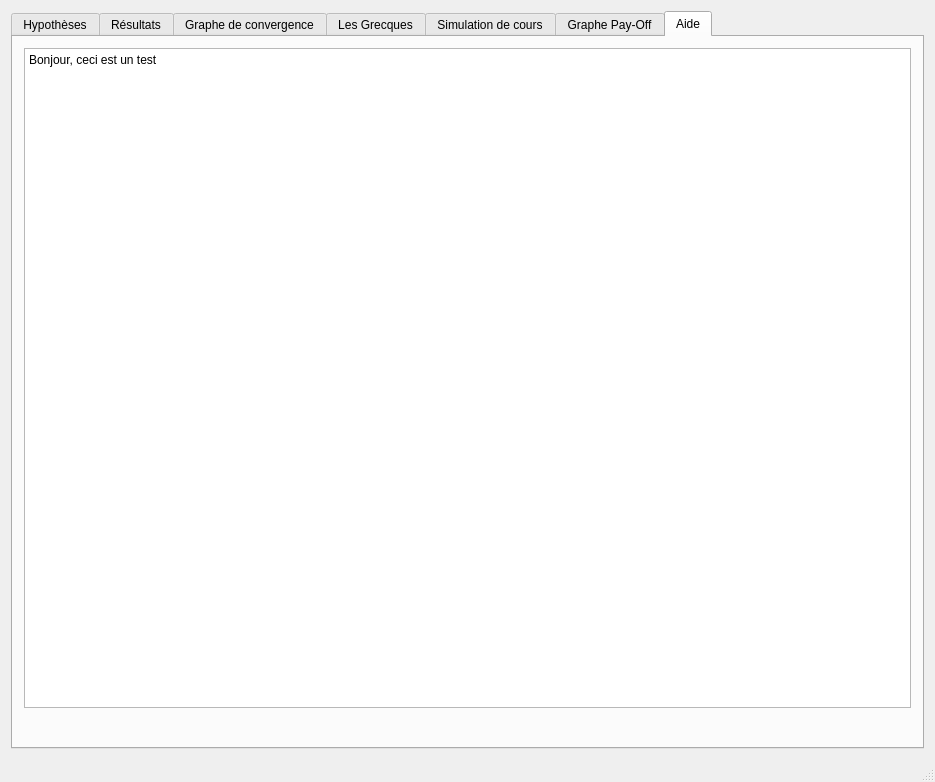
Old version of the form PRICER/mainwindow.ui in the repository BRINL/PRICE.
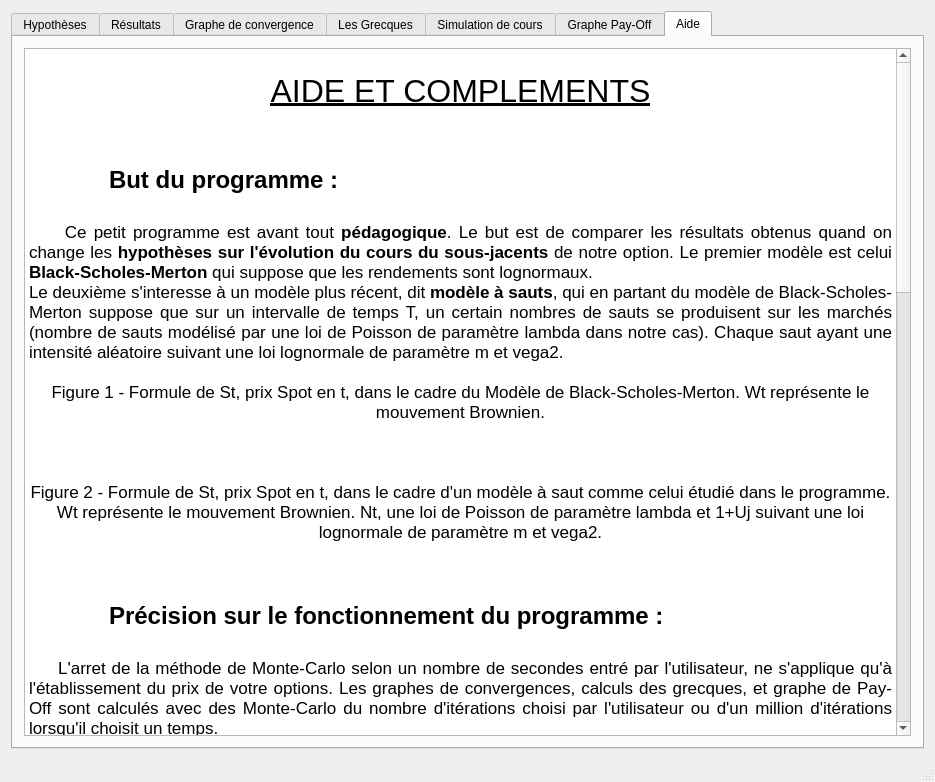
New version of the form. The open tabs and pages were chosen to show the change. Icons and pictures are not drawn. Custom widgets are drawn as their Qt base class.

Commit message: Avec aide

Patch:
```diff
--- a/PRICER/mainwindow.ui
+++ b/PRICER/mainwindow.ui
@@ -1800,30 +1800,85 @@
        </attribute>
        <layout class="QVBoxLayout" name="verticalLayout_20">
         <item>
-         <widget class="QPlainTextEdit" name="plainTextEdit">
-          <property name="tabChangesFocus">
-           <bool>true</bool>
-          </property>
+         <widget class="QTextEdit" name="textEdit">
           <property name="readOnly">
            <bool>true</bool>
           </property>
-          <property name="plainText">
-           <string>Bonjour, ceci est un test</string>
-          </property>
-          <property name="overwriteMode">
-           <bool>false</bool>
+          <property name="html">
+           <string>&lt;!DOCTYPE HTML PUBLIC &quot;-//W3C//DTD HTML 4.0//EN&quot; &quot;http://www.w3.org/TR/REC-html40/strict.dtd&quot;&gt;
+&lt;html&gt;&lt;head&gt;&lt;meta name=&quot;qrichtext&quot; content=&quot;1&quot; /&gt;&lt;style type=&quot;text/css&quot;&gt;
+p, li { white-space: pre-wrap; }
+&lt;/style&gt;&lt;/head&gt;&lt;body style=&quot; font-family:'Tahoma'; font-size:13pt; font-weight:400; font-style:normal;&quot;&gt;
+&lt;p align=&quot;center&quot; style=&quot;-qt-paragraph-type:empty; margin-top:0px; margin-bottom:0px; margin-left:0px; margin-right:0px; -qt-block-indent:0; text-indent:0px;&quot;&gt;&lt;br /&gt;&lt;/p&gt;
+&lt;p align=&quot;center&quot; style=&quot; margin-top:0px; margin-bottom:0px; margin-left:0px; margin-right:0px; -qt-block-indent:0; text-indent:0px;&quot;&gt;&lt;span style=&quot; font-size:24pt; text-decoration: underline;&quot;&gt;AIDE ET COMPLEMENTS&lt;/span&gt;&lt;/p&gt;
+&lt;p style=&quot;-qt-paragraph-type:empty; margin-top:0px; margin-bottom:0px; margin-left:0px; margin-right:0px; -qt-block-indent:0; text-indent:0px; font-size:18pt; font-weight:600;&quot;&gt;&lt;br /&gt;&lt;/p&gt;
+&lt;p style=&quot;-qt-paragraph-type:empty; margin-top:0px; margin-bottom:0px; margin-left:0px; margin-right:0px; -qt-block-indent:0; text-indent:0px; font-size:18pt; font-weight:600;&quot;&gt;&lt;br /&gt;&lt;/p&gt;
+&lt;p style=&quot; margin-top:0px; margin-bottom:0px; margin-left:0px; margin-right:0px; -qt-block-indent:0; text-indent:0px;&quot;&gt;&lt;span style=&quot; font-size:18pt; font-weight:600;&quot;&gt;	But du programme :&lt;/span&gt;&lt;/p&gt;
+&lt;p style=&quot;-qt-paragraph-type:empty; margin-top:0px; margin-bottom:0px; margin-left:0px; margin-right:0px; -qt-block-indent:0; text-indent:0px; font-size:18pt; font-weight:600;&quot;&gt;&lt;br /&gt;&lt;/p&gt;
+&lt;p align=&quot;justify&quot; style=&quot; margin-top:0px; margin-bottom:0px; margin-left:0px; margin-right:0px; -qt-block-indent:0; text-indent:0px;&quot;&gt;     Ce petit programme est avant tout &lt;span style=&quot; font-weight:600;&quot;&gt;pédagogique&lt;/span&gt;. Le but est de comparer les résultats obtenus quand on change les &lt;span style=&quot; font-weight:600;&quot;&gt;hypothèses sur l'évolution du cours du sous-jacents&lt;/span&gt; de notre option. Le premier modèle est celui &lt;span style=&quot; font-weight:600;&quot;&gt;Black-Scholes-Merton&lt;/span&gt; qui suppose que les rendements sont lognormaux.&lt;/p&gt;
+&lt;p align=&quot;justify&quot; style=&quot; margin-top:0px; margin-bottom:0px; margin-left:0px; margin-right:0px; -qt-block-indent:0; text-indent:0px;&quot;&gt;Le deuxième s'interesse à un modèle plus récent, dit &lt;span style=&quot; font-weight:600;&quot;&gt;modèle à sauts&lt;/span&gt;, qui en partant du modèle de Black-Scholes-Merton suppose que sur un intervalle de temps T, un certain nombres de sauts se produisent sur les marchés (nombre de sauts modélisé par une loi de Poisson de paramètre lambda dans notre cas). Chaque saut ayant une intensité aléatoire suivant une loi lognormale de paramètre m et vega2. &lt;/p&gt;
+&lt;p style=&quot;-qt-paragraph-type:empty; margin-top:0px; margin-bottom:0px; margin-left:0px; margin-right:0px; -qt-block-indent:0; text-indent:0px;&quot;&gt;&lt;br /&gt;&lt;/p&gt;
+&lt;p align=&quot;center&quot; style=&quot; margin-top:0px; margin-bottom:0px; margin-left:0px; margin-right:0px; -qt-block-indent:0; text-indent:0px;&quot;&gt;&lt;img src=&quot;:/Brownien.png&quot; /&gt;&lt;/p&gt;
+&lt;p align=&quot;center&quot; style=&quot; margin-top:0px; margin-bottom:0px; margin-left:0px; margin-right:0px; -qt-block-indent:0; text-indent:0px;&quot;&gt;Figure 1 - Formule de St, prix Spot en t, dans le cadre du Modèle de Black-Scholes-Merton. Wt représente le mouvement Brownien.&lt;/p&gt;
+&lt;p style=&quot;-qt-paragraph-type:empty; margin-top:0px; margin-bottom:0px; margin-left:0px; margin-right:0px; -qt-block-indent:0; text-indent:0px;&quot;&gt;&lt;br /&gt;&lt;/p&gt;
+&lt;p align=&quot;center&quot; style=&quot; margin-top:0px; margin-bottom:0px; margin-left:0px; margin-right:0px; -qt-block-indent:0; text-indent:0px;&quot;&gt;&lt;img src=&quot;:/Levy.png&quot; /&gt;&lt;/p&gt;
+&lt;p align=&quot;center&quot; style=&quot;-qt-paragraph-type:empty; margin-top:0px; margin-bottom:0px; margin-left:0px; margin-right:0px; -qt-block-indent:0; text-indent:0px;&quot;&gt;&lt;br /&gt;&lt;/p&gt;
+&lt;p align=&quot;center&quot; style=&quot; margin-top:0px; margin-bottom:0px; margin-left:0px; margin-right:0px; -qt-block-indent:0; text-indent:0px;&quot;&gt;Figure 2 - Formule de St, prix Spot en t, dans le cadre d'un modèle à saut comme celui étudié dans le programme. Wt représente le mouvement Brownien. Nt, une loi de Poisson de paramètre lambda et 1+Uj suivant une loi lognormale de paramètre m et vega2.&lt;/p&gt;
+&lt;p style=&quot;-qt-paragraph-type:empty; margin-top:0px; margin-bottom:0px; margin-left:0px; margin-right:0px; -qt-block-indent:0; text-indent:0px;&quot;&gt;&lt;br /&gt;&lt;/p&gt;
+&lt;p style=&quot;-qt-paragraph-type:empty; margin-top:0px; margin-bottom:0px; margin-left:0px; margin-right:0px; -qt-block-indent:0; text-indent:0px;&quot;&gt;&lt;br /&gt;&lt;/p&gt;
+&lt;p style=&quot;-qt-paragraph-type:empty; margin-top:0px; margin-bottom:0px; margin-left:0px; margin-right:0px; -qt-block-indent:0; text-indent:0px;&quot;&gt;&lt;br /&gt;&lt;/p&gt;
+&lt;p style=&quot; margin-top:0px; margin-bottom:0px; margin-left:0px; margin-right:0px; -qt-block-indent:0; text-indent:0px;&quot;&gt;&lt;span style=&quot; font-size:18pt; font-weight:600;&quot;&gt;	Précision sur le fonctionnement du programme :&lt;/span&gt;&lt;/p&gt;
+&lt;p style=&quot;-qt-paragraph-type:empty; margin-top:0px; margin-bottom:0px; margin-left:0px; margin-right:0px; -qt-block-indent:0; text-indent:0px; font-size:18pt; font-weight:600;&quot;&gt;&lt;br /&gt;&lt;/p&gt;
+&lt;p align=&quot;justify&quot; style=&quot; margin-top:0px; margin-bottom:0px; margin-left:0px; margin-right:0px; -qt-block-indent:0; text-indent:0px;&quot;&gt;     L'arret de la méthode de Monte-Carlo selon un nombre de secondes entré par l'utilisateur, ne s'applique qu'à l'établissement du prix de votre options. Les graphes de convergences, calculs des grecques, et graphe de Pay-Off sont calculés avec des Monte-Carlo du nombre d'itérations choisi par l'utilisateur ou d'un million d'itérations lorsqu'il choisit un temps. &lt;/p&gt;
+&lt;p align=&quot;justify&quot; style=&quot; margin-top:0px; margin-bottom:0px; margin-left:0px; margin-right:0px; -qt-block-indent:0; text-indent:0px;&quot;&gt;     &lt;span style=&quot; font-weight:600;&quot;&gt;Aucun des résultats ne provient de formules fermées&lt;/span&gt;, ces dernières existent pour le premier modèle mais pas pour le second. Le recours aux méthodes de Monte-Carlo permet d'estimer tous les indicateurs classiques &lt;span style=&quot; font-weight:600;&quot;&gt;quelque soit le modèle utilisé&lt;/span&gt; (dans notre cas, tous les indicateurs dans le cas du modèle à sauts ne possède pas une formule fermée) et ainsi de pousser la comparaison au maximum.&lt;/p&gt;
+&lt;p style=&quot;-qt-paragraph-type:empty; margin-top:0px; margin-bottom:0px; margin-left:0px; margin-right:0px; -qt-block-indent:0; text-indent:0px;&quot;&gt;&lt;br /&gt;&lt;/p&gt;
+&lt;p style=&quot; margin-top:0px; margin-bottom:0px; margin-left:0px; margin-right:0px; -qt-block-indent:0; text-indent:0px;&quot;&gt;&lt;span style=&quot; font-size:18pt; font-weight:600;&quot;&gt;	Les hypothèses :&lt;/span&gt;&lt;/p&gt;
+&lt;p style=&quot;-qt-paragraph-type:empty; margin-top:0px; margin-bottom:0px; margin-left:0px; margin-right:0px; -qt-block-indent:0; text-indent:0px; font-size:18pt; font-weight:600;&quot;&gt;&lt;br /&gt;&lt;/p&gt;
+&lt;p style=&quot; margin-top:0px; margin-bottom:0px; margin-left:0px; margin-right:0px; -qt-block-indent:0; text-indent:0px;&quot;&gt;     &lt;span style=&quot; font-size:14pt; font-weight:600;&quot;&gt;Chiffrées : &lt;/span&gt;&lt;/p&gt;
+&lt;p style=&quot; margin-top:0px; margin-bottom:0px; margin-left:0px; margin-right:0px; -qt-block-indent:0; text-indent:0px;&quot;&gt;          - &lt;span style=&quot; text-decoration: underline;&quot;&gt;Spot price :&lt;/span&gt; le prix actuel du sous-jacents,&lt;/p&gt;
+&lt;p style=&quot; margin-top:0px; margin-bottom:0px; margin-left:0px; margin-right:0px; -qt-block-indent:0; text-indent:0px;&quot;&gt;          - &lt;span style=&quot; text-decoration: underline;&quot;&gt;Strike price :&lt;/span&gt; le prix d'exercice, &lt;/p&gt;
+&lt;p style=&quot; margin-top:0px; margin-bottom:0px; margin-left:0px; margin-right:0px; -qt-block-indent:0; text-indent:0px;&quot;&gt;          - &lt;span style=&quot; text-decoration: underline;&quot;&gt;La maturité (Expiry) :&lt;/span&gt; elle est a entré en année,&lt;/p&gt;
+&lt;p style=&quot; margin-top:0px; margin-bottom:0px; margin-left:0px; margin-right:0px; -qt-block-indent:0; text-indent:0px;&quot;&gt;          - &lt;span style=&quot; text-decoration: underline;&quot;&gt;La volatilité :&lt;/span&gt; en % annualisé, propre au sous-jacent, &lt;/p&gt;
+&lt;p style=&quot; margin-top:0px; margin-bottom:0px; margin-left:0px; margin-right:0px; -qt-block-indent:0; text-indent:0px;&quot;&gt;          - &lt;span style=&quot; text-decoration: underline;&quot;&gt;Lambda :&lt;/span&gt; le paramètre de la loi de Poisson qui simule le nombre de saut sur une période T=1, soit une année. On précise qu'une loi de Poisson ayant pour espérance son paramètre lambda, lambda correspond au nombre de sauts / krachs moyen que l'on pense observé sur une année.&lt;/p&gt;
+&lt;p style=&quot; margin-top:0px; margin-bottom:0px; margin-left:0px; margin-right:0px; -qt-block-indent:0; text-indent:0px;&quot;&gt;          - &lt;span style=&quot; text-decoration: underline;&quot;&gt;m :&lt;/span&gt; valeur moyenne du saut le jour d'un krach (en %),&lt;/p&gt;
+&lt;p style=&quot; margin-top:0px; margin-bottom:0px; margin-left:0px; margin-right:0px; -qt-block-indent:0; text-indent:0px;&quot;&gt;          - &lt;span style=&quot; text-decoration: underline;&quot;&gt;vega2 :&lt;/span&gt; variance de la valeur du saut en % le jour d'un krach.&lt;/p&gt;
+&lt;p style=&quot;-qt-paragraph-type:empty; margin-top:0px; margin-bottom:0px; margin-left:0px; margin-right:0px; -qt-block-indent:0; text-indent:0px;&quot;&gt;&lt;br /&gt;&lt;/p&gt;
+&lt;p style=&quot; margin-top:0px; margin-bottom:0px; margin-left:0px; margin-right:0px; -qt-block-indent:0; text-indent:0px;&quot;&gt;     &lt;span style=&quot; font-size:14pt; font-weight:600; text-decoration: underline;&quot;&gt;Autres : &lt;/span&gt;&lt;/p&gt;
+&lt;p style=&quot; margin-top:0px; margin-bottom:0px; margin-left:0px; margin-right:0px; -qt-block-indent:0; text-indent:0px;&quot;&gt;     - &lt;span style=&quot; text-decoration: underline;&quot;&gt;Option européennes :&lt;/span&gt; exerçable uniquement à maturité.&lt;/p&gt;
+&lt;p style=&quot; margin-top:0px; margin-bottom:0px; margin-left:0px; margin-right:0px; -qt-block-indent:0; text-indent:0px;&quot;&gt;     - &lt;span style=&quot; text-decoration: underline;&quot;&gt;Option asiatique :&lt;/span&gt; option &amp;quot;path-dépendent&amp;quot;, c'est à dire dont le pay-off est déduit de la trajectoire du cours du sous-jacent, en l'occurrence, le pay-off est le résultat de la moyenne (arithmétique ou géométrique) des pay-off théorique en tout t.&lt;/p&gt;
+&lt;p style=&quot; margin-top:0px; margin-bottom:0px; margin-left:0px; margin-right:0px; -qt-block-indent:0; text-indent:0px;&quot;&gt;     - &lt;span style=&quot; text-decoration: underline;&quot;&gt;Put/Call :&lt;/span&gt; respectivement droit de vendre/acheter un sous-jacent.&lt;/p&gt;
+&lt;p style=&quot; margin-top:0px; margin-bottom:0px; margin-left:0px; margin-right:0px; -qt-block-indent:0; text-indent:0px;&quot;&gt;     - &lt;span style=&quot; text-decoration: underline;&quot;&gt;Arrêt de la Monte-Carlo :&lt;/span&gt; (pour le calcul du prix uniquement) soit le nombre d'itérations, soit un temps d'arrêt en seconde.&lt;/p&gt;
+&lt;p style=&quot;-qt-paragraph-type:empty; margin-top:0px; margin-bottom:0px; margin-left:0px; margin-right:0px; -qt-block-indent:0; text-indent:0px;&quot;&gt;&lt;br /&gt;&lt;/p&gt;
+&lt;p style=&quot; margin-top:0px; margin-bottom:0px; margin-left:0px; margin-right:0px; -qt-block-indent:0; text-indent:0px;&quot;&gt;&lt;span style=&quot; font-size:18pt; font-weight:600;&quot;&gt;	Résultats : &lt;/span&gt;&lt;/p&gt;
+&lt;p style=&quot;-qt-paragraph-type:empty; margin-top:0px; margin-bottom:0px; margin-left:0px; margin-right:0px; -qt-block-indent:0; text-indent:0px; font-size:18pt; font-weight:600;&quot;&gt;&lt;br /&gt;&lt;/p&gt;
+&lt;p style=&quot; margin-top:0px; margin-bottom:0px; margin-left:0px; margin-right:0px; -qt-block-indent:0; text-indent:0px;&quot;&gt;     - On y trouve &lt;span style=&quot; font-weight:600;&quot;&gt;les deux prix&lt;/span&gt; (des deux modèles). &lt;/p&gt;
+&lt;p style=&quot; margin-top:0px; margin-bottom:0px; margin-left:0px; margin-right:0px; -qt-block-indent:0; text-indent:0px;&quot;&gt;     - Y est également précisé &lt;span style=&quot; font-weight:600;&quot;&gt;une borne supérieure de l'écart-type&lt;/span&gt; empirique pour donner à l'utilisateur une idée de la précision du calcul. &lt;/p&gt;
+&lt;p style=&quot;-qt-paragraph-type:empty; margin-top:0px; margin-bottom:0px; margin-left:0px; margin-right:0px; -qt-block-indent:0; text-indent:0px;&quot;&gt;&lt;br /&gt;&lt;/p&gt;
+&lt;p style=&quot; margin-top:0px; margin-bottom:0px; margin-left:0px; margin-right:0px; -qt-block-indent:0; text-indent:0px;&quot;&gt;&lt;span style=&quot; font-size:18pt; font-weight:600;&quot;&gt;	Graphe de convergence : &lt;/span&gt;&lt;/p&gt;
+&lt;p style=&quot;-qt-paragraph-type:empty; margin-top:0px; margin-bottom:0px; margin-left:0px; margin-right:0px; -qt-block-indent:0; text-indent:0px; font-size:18pt; font-weight:600;&quot;&gt;&lt;br /&gt;&lt;/p&gt;
+&lt;p style=&quot; margin-top:0px; margin-bottom:0px; margin-left:0px; margin-right:0px; -qt-block-indent:0; text-indent:0px;&quot;&gt;     - Permet de juger &lt;span style=&quot; font-style:italic;&quot;&gt;de visu&lt;/span&gt; la &lt;span style=&quot; font-weight:600;&quot;&gt;qualité de notre estimation.&lt;/span&gt;&lt;/p&gt;
+&lt;p style=&quot; margin-top:0px; margin-bottom:0px; margin-left:0px; margin-right:0px; -qt-block-indent:0; text-indent:0px;&quot;&gt;     - La graphique ne représente que l'évolution du résultat &lt;span style=&quot; font-weight:600;&quot;&gt;sur au plus 1 000 000 d'observations &lt;/span&gt;dans le cas d'un choix de temps d'arrêt.&lt;/p&gt;
+&lt;p style=&quot;-qt-paragraph-type:empty; margin-top:0px; margin-bottom:0px; margin-left:0px; margin-right:0px; -qt-block-indent:0; text-indent:0px;&quot;&gt;&lt;br /&gt;&lt;/p&gt;
+&lt;p style=&quot; margin-top:0px; margin-bottom:0px; margin-left:0px; margin-right:0px; -qt-block-indent:0; text-indent:0px;&quot;&gt;&lt;span style=&quot; font-size:18pt; font-weight:600;&quot;&gt;	Les grecques :&lt;/span&gt;&lt;/p&gt;
+&lt;p style=&quot;-qt-paragraph-type:empty; margin-top:0px; margin-bottom:0px; margin-left:0px; margin-right:0px; -qt-block-indent:0; text-indent:0px; font-size:18pt; font-weight:600;&quot;&gt;&lt;br /&gt;&lt;/p&gt;
+&lt;p style=&quot; margin-top:0px; margin-bottom:0px; margin-left:0px; margin-right:0px; -qt-block-indent:0; text-indent:0px;&quot;&gt;     Pour toi Aymeric ;)&lt;/p&gt;
+&lt;p style=&quot;-qt-paragraph-type:empty; margin-top:0px; margin-bottom:0px; margin-left:0px; margin-right:0px; -qt-block-indent:0; text-indent:0px;&quot;&gt;&lt;br /&gt;&lt;/p&gt;
+&lt;p style=&quot; margin-top:0px; margin-bottom:0px; margin-left:0px; margin-right:0px; -qt-block-indent:0; text-indent:0px;&quot;&gt;&lt;span style=&quot; font-size:18pt; font-weight:600;&quot;&gt;	Simulation de cours :&lt;/span&gt;&lt;/p&gt;
+&lt;p style=&quot;-qt-paragraph-type:empty; margin-top:0px; margin-bottom:0px; margin-left:0px; margin-right:0px; -qt-block-indent:0; text-indent:0px; font-size:18pt; font-weight:600;&quot;&gt;&lt;br /&gt;&lt;/p&gt;
+&lt;p style=&quot; margin-top:0px; margin-bottom:0px; margin-left:0px; margin-right:0px; -qt-block-indent:0; text-indent:0px;&quot;&gt;     Le but de cet onglet est purement pédagogique. Il a pour but de &lt;span style=&quot; font-weight:600;&quot;&gt;&amp;quot;voir&amp;quot; la trajectoire type du cours de notre sous-jacent dans les deux modèles&lt;/span&gt;, compte tenu du choix de paramètre.&lt;/p&gt;
+&lt;p style=&quot;-qt-paragraph-type:empty; margin-top:0px; margin-bottom:0px; margin-left:0px; margin-right:0px; -qt-block-indent:0; text-indent:0px;&quot;&gt;&lt;br /&gt;&lt;/p&gt;
+&lt;p style=&quot; margin-top:0px; margin-bottom:0px; margin-left:0px; margin-right:0px; -qt-block-indent:0; text-indent:0px;&quot;&gt;&lt;span style=&quot; font-size:18pt; font-weight:600;&quot;&gt;	Graphe Pay-Off :&lt;/span&gt;&lt;/p&gt;
+&lt;p style=&quot;-qt-paragraph-type:empty; margin-top:0px; margin-bottom:0px; margin-left:0px; margin-right:0px; -qt-block-indent:0; text-indent:0px; font-size:18pt; font-weight:600;&quot;&gt;&lt;br /&gt;&lt;/p&gt;
+&lt;p style=&quot; margin-top:0px; margin-bottom:0px; margin-left:0px; margin-right:0px; -qt-block-indent:0; text-indent:0px;&quot;&gt;     Graphique représentant le prix de l'option en fonction du spot-price. Permet de distinguer clairement la &lt;span style=&quot; font-weight:600;&quot;&gt;valeur intrinsèque de l'option &lt;/span&gt;(la valeur que l'on récupère à la fin pour un même spot) et la &lt;span style=&quot; font-weight:600;&quot;&gt;valeur temps de l'option &lt;/span&gt;(différence entre la valeur de l'option et la valeur intrinsèque, correspond au prix du risque / prix du temps).&lt;/p&gt;
+&lt;p style=&quot;-qt-paragraph-type:empty; margin-top:0px; margin-bottom:0px; margin-left:0px; margin-right:0px; -qt-block-indent:0; text-indent:0px;&quot;&gt;&lt;br /&gt;&lt;/p&gt;
+&lt;p style=&quot; margin-top:0px; margin-bottom:0px; margin-left:0px; margin-right:0px; -qt-block-indent:0; text-indent:0px;&quot;&gt;&lt;span style=&quot; font-size:18pt; font-weight:600;&quot;&gt;	Structure du programme :&lt;/span&gt;&lt;/p&gt;
+&lt;p style=&quot;-qt-paragraph-type:empty; margin-top:0px; margin-bottom:0px; margin-left:0px; margin-right:0px; -qt-block-indent:0; text-indent:0px; font-size:18pt; font-weight:600;&quot;&gt;&lt;br /&gt;&lt;/p&gt;
+&lt;p style=&quot; margin-top:0px; margin-bottom:0px; margin-left:0px; margin-right:0px; -qt-block-indent:0; text-indent:0px;&quot;&gt;     Pour toi Aymeric ;)&lt;/p&gt;
+&lt;p style=&quot; margin-top:0px; margin-bottom:0px; margin-left:0px; margin-right:0px; -qt-block-indent:0; text-indent:0px;&quot;&gt;Choix de faire des classes, flexibilité, temps de calculs... blablabla&lt;/p&gt;&lt;/body&gt;&lt;/html&gt;</string>
           </property>
           <property name="textInteractionFlags">
            <set>Qt::NoTextInteraction</set>
           </property>
-          <property name="backgroundVisible">
-           <bool>false</bool>
-          </property>
-         </widget>
-        </item>
-        <item>
-         <widget class="QWidget" name="widget_17" native="true">
-          <layout class="QGridLayout" name="gridLayout_8"/>
          </widget>
         </item>
        </layout>
```
Left out of the diff: 2 changed lines with no effect on the pictures. The commit also changes 15 other files.
